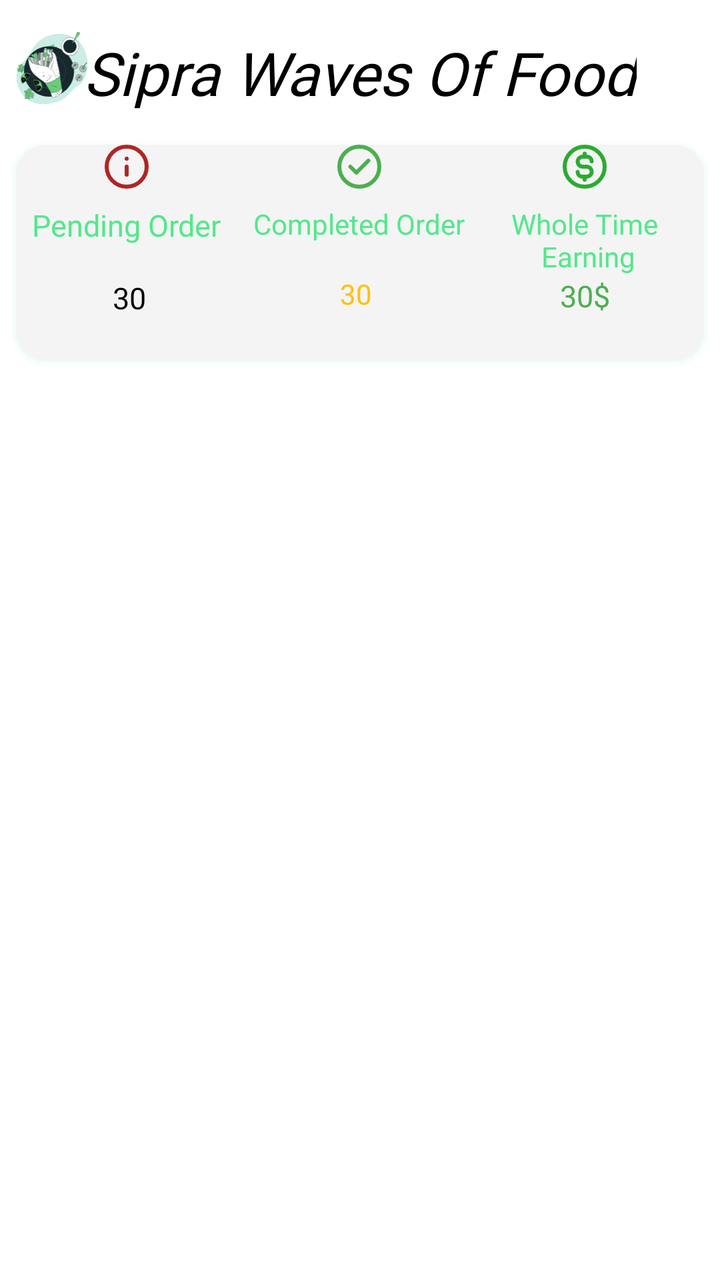
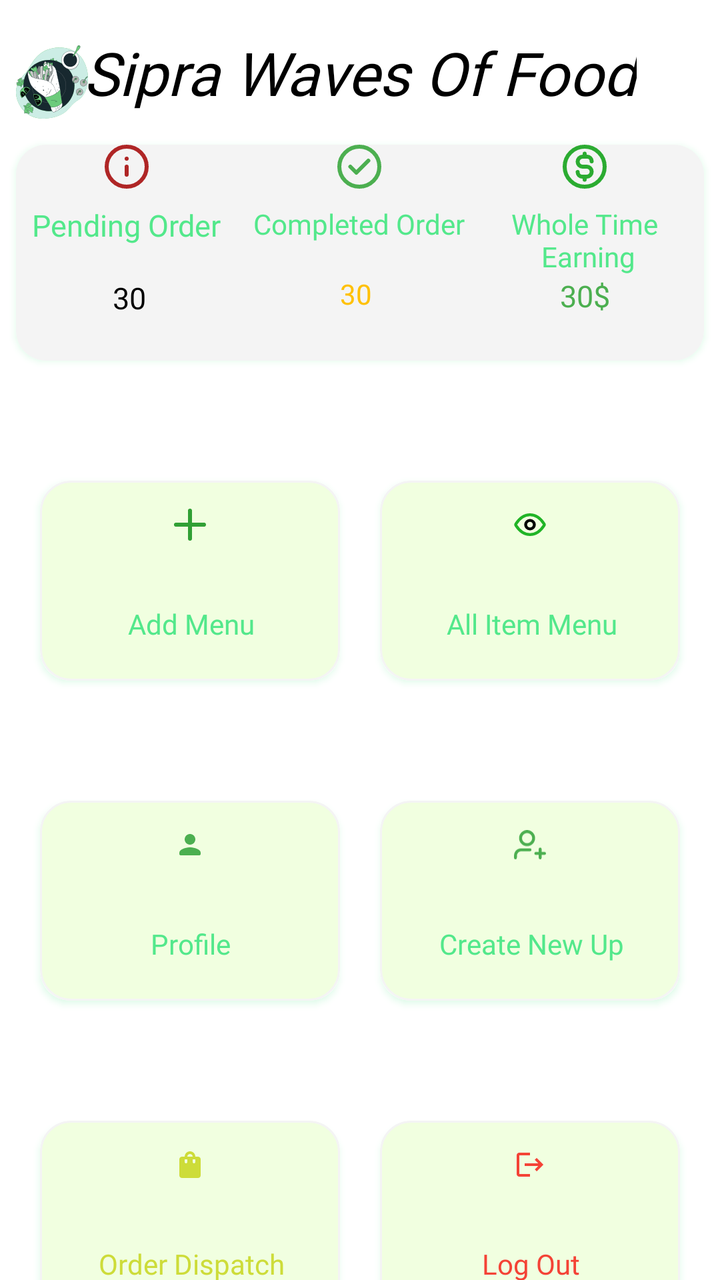

The first picture is an Android layout as it rendered before a commit; the second is the same layout after the commit. The layout source and the unified diff follow.
<!-- AndroidManifest.xml: application theme Theme.AdminWaveOfFood -->
<!-- res/layout/activity_main.xml -->
<?xml version="1.0" encoding="utf-8"?>
<androidx.constraintlayout.widget.ConstraintLayout xmlns:android="http://schemas.android.com/apk/res/android"
    xmlns:app="http://schemas.android.com/apk/res-auto"
    xmlns:tools="http://schemas.android.com/tools"
    android:id="@+id/main"
    android:background="@color/white"
    android:layout_width="match_parent"
    android:layout_height="match_parent"
    tools:context=".MainActivity">

    <ImageView
        android:id="@+id/imageView2"
        android:layout_width="36dp"
        android:layout_height="36dp"
        android:layout_marginLeft="8dp"
        android:layout_marginTop="16dp"
        android:src="@drawable/logo"
        app:layout_constraintStart_toStartOf="parent"
        app:layout_constraintTop_toTopOf="parent" />

    <TextView
        android:id="@+id/textView5"
        android:layout_width="wrap_content"
        android:layout_height="wrap_content"
        android:fontFamily="@font/merriweathersans_regular"
        android:text="Sipra Waves Of Food"
        android:textColor="@color/black"
        android:textSize="30dp"
        android:textStyle="italic"
        app:layout_constraintEnd_toEndOf="parent"
        app:layout_constraintStart_toStartOf="parent"
        app:layout_constraintTop_toTopOf="@+id/imageView2" />

    <androidx.cardview.widget.CardView
        android:layout_width="0dp"
        android:layout_height="108dp"
        android:layout_marginTop="16dp"
        app:cardCornerRadius="15dp"
        android:outlineSpotShadowColor="@color/textColor"
        android:layout_marginStart="8dp"
        android:layout_marginEnd="8dp"
        app:layout_constraintEnd_toEndOf="parent"
        app:layout_constraintStart_toStartOf="parent"
        app:layout_constraintTop_toBottomOf="@+id/textView5" >
        <androidx.constraintlayout.widget.ConstraintLayout
            android:layout_width="match_parent"
            android:layout_height="match_parent"
            android:background="#f4f4f4">
            <androidx.constraintlayout.widget.Guideline
                android:layout_width="match_parent"
                android:layout_height="wrap_content"
                android:orientation="horizontal"
                app:layout_constraintGuide_end="8dp"/>

            <androidx.constraintlayout.widget.Guideline
                android:id="@+id/guideline2"
                android:layout_width="match_parent"
                android:layout_height="wrap_content"
                android:orientation="vertical"
                app:layout_constraintGuide_begin="8dp" />

            <androidx.constraintlayout.widget.Guideline
                android:id="@+id/guideline3"
                android:layout_width="match_parent"
                android:layout_height="wrap_content"
                android:orientation="vertical"
                app:layout_constraintGuide_end="8dp" />

            <ImageView
                android:id="@+id/imageView3"
                android:layout_width="wrap_content"
                android:layout_height="wrap_content"
                android:src="@drawable/attantion"
                app:layout_constraintEnd_toEndOf="@+id/textView7"
                app:layout_constraintStart_toStartOf="@+id/guideline2"
                app:layout_constraintTop_toTopOf="parent" />

            <TextView
                android:id="@+id/textView7"
                android:layout_width="wrap_content"
                android:layout_height="wrap_content"
                android:fontFamily="@font/merriweathersans_regular"
                android:text="Pending Order"
                android:textColor="@color/textColor"
                android:textSize="15sp"
                android:layout_marginTop="8dp"
                app:layout_constraintStart_toStartOf="@+id/guideline2"
                app:layout_constraintTop_toBottomOf="@+id/imageView3" />

            <TextView
                android:id="@+id/textView6"
                android:layout_width="wrap_content"
                android:layout_height="wrap_content"
                android:layout_marginTop="16dp"
                android:fontFamily="@font/merriweathersans_regular"
                android:text="30"
                android:textColor="@color/black"
                android:textSize="15sp"
                app:layout_constraintEnd_toEndOf="@+id/textView7"
                app:layout_constraintHorizontal_bias="0.518"
                app:layout_constraintStart_toStartOf="@+id/guideline2"
                app:layout_constraintTop_toBottomOf="@+id/textView7" />

            <ImageView
                android:id="@+id/imageView4"
                android:layout_width="wrap_content"
                android:layout_height="wrap_content"
                android:src="@drawable/right"
                app:layout_constraintEnd_toEndOf="@+id/textView9"
                app:layout_constraintStart_toStartOf="@+id/textView9"
                app:layout_constraintTop_toTopOf="parent" />

            <TextView
                android:id="@+id/textView9"
                android:layout_width="wrap_content"
                android:layout_height="wrap_content"
                android:layout_marginStart="16dp"
                android:layout_marginTop="8dp"
                android:fontFamily="@font/merriweathersans_regular"
                android:text="Completed Order"
                android:textAlignment="center"
                android:textColor="@color/textColor"
                android:textSize="14sp"
                app:layout_constraintStart_toEndOf="@+id/textView7"
                app:layout_constraintTop_toBottomOf="@+id/imageView4"
                app:layout_goneMarginTop="8dp" />

            <TextView
                android:id="@+id/textView8"
                android:layout_width="wrap_content"
                android:layout_height="wrap_content"
                android:layout_marginTop="16dp"
                android:fontFamily="@font/merriweathersans_bold"
                android:text="30"
                android:textColor="#FFC107"
                app:layout_constraintEnd_toEndOf="@+id/textView9"
                app:layout_constraintHorizontal_bias="0.484"
                app:layout_constraintStart_toStartOf="@+id/textView9"
                app:layout_constraintTop_toBottomOf="@+id/textView9" />

            <ImageView
                android:id="@+id/imageView5"
                android:layout_width="wrap_content"
                android:layout_height="wrap_content"
                android:src="@drawable/dollar"
                app:layout_constraintEnd_toEndOf="@+id/textView10"
                app:layout_constraintStart_toStartOf="@+id/textView10"
                app:layout_constraintTop_toTopOf="parent" />

            <TextView
                android:id="@+id/textView10"
                android:layout_width="wrap_content"
                android:layout_height="wrap_content"
                android:fontFamily="@font/merriweathersans_regular"
                android:text="Whole Time\n Earning"
                android:textAlignment="center"
                android:textColor="@color/textColor"
                android:layout_marginTop="8dp"
                app:layout_constraintEnd_toEndOf="parent"
                app:layout_constraintStart_toEndOf="@+id/textView9"
                app:layout_constraintTop_toBottomOf="@+id/imageView5" />

            <TextView
                android:layout_width="wrap_content"
                android:layout_height="wrap_content"
                android:fontFamily="@font/merriweathersans_regular"
                android:text="30$"
                android:textColor="#4CAF50"
                android:textSize="15sp"
                app:layout_constraintEnd_toEndOf="@+id/textView10"
                app:layout_constraintStart_toStartOf="@+id/textView10"
                app:layout_constraintTop_toBottomOf="@+id/textView10" />




        </androidx.constraintlayout.widget.ConstraintLayout>
    </androidx.cardview.widget.CardView>

</androidx.constraintlayout.widget.ConstraintLayout>
<!-- resources referenced by this layout -->
<resources>
  <!-- unchanged entries left out for length: 9 -->
</resources>

<!-- the commit's change to res/layout/activity_main.xml (unified diff, before → after) -->
@@ -11,7 +11,7 @@
     <ImageView
         android:id="@+id/imageView2"
         android:layout_width="36dp"
-        android:layout_height="36dp"
+        android:layout_height="50dp"
         android:layout_marginLeft="8dp"
         android:layout_marginTop="16dp"
         android:src="@drawable/logo"
@@ -32,25 +32,28 @@
         app:layout_constraintTop_toTopOf="@+id/imageView2" />
 
     <androidx.cardview.widget.CardView
+        android:id="@+id/cardView"
         android:layout_width="0dp"
         android:layout_height="108dp"
+        android:layout_marginStart="8dp"
         android:layout_marginTop="16dp"
-        app:cardCornerRadius="15dp"
-        android:outlineSpotShadowColor="@color/textColor"
-        android:layout_marginStart="8dp"
         android:layout_marginEnd="8dp"
+        android:outlineSpotShadowColor="@color/textColor"
+        app:cardCornerRadius="15dp"
         app:layout_constraintEnd_toEndOf="parent"
         app:layout_constraintStart_toStartOf="parent"
-        app:layout_constraintTop_toBottomOf="@+id/textView5" >
+        app:layout_constraintTop_toBottomOf="@+id/textView5">
+
         <androidx.constraintlayout.widget.ConstraintLayout
             android:layout_width="match_parent"
             android:layout_height="match_parent"
             android:background="#f4f4f4">
+
             <androidx.constraintlayout.widget.Guideline
                 android:layout_width="match_parent"
                 android:layout_height="wrap_content"
                 android:orientation="horizontal"
-                app:layout_constraintGuide_end="8dp"/>
+                app:layout_constraintGuide_end="8dp" />
 
             <androidx.constraintlayout.widget.Guideline
                 android:id="@+id/guideline2"
@@ -79,11 +82,11 @@
                 android:id="@+id/textView7"
                 android:layout_width="wrap_content"
                 android:layout_height="wrap_content"
+                android:layout_marginTop="8dp"
                 android:fontFamily="@font/merriweathersans_regular"
                 android:text="Pending Order"
                 android:textColor="@color/textColor"
                 android:textSize="15sp"
-                android:layout_marginTop="8dp"
                 app:layout_constraintStart_toStartOf="@+id/guideline2"
                 app:layout_constraintTop_toBottomOf="@+id/imageView3" />
 
@@ -151,11 +154,11 @@
                 android:id="@+id/textView10"
                 android:layout_width="wrap_content"
                 android:layout_height="wrap_content"
+                android:layout_marginTop="8dp"
                 android:fontFamily="@font/merriweathersans_regular"
                 android:text="Whole Time\n Earning"
                 android:textAlignment="center"
                 android:textColor="@color/textColor"
-                android:layout_marginTop="8dp"
                 app:layout_constraintEnd_toEndOf="parent"
                 app:layout_constraintStart_toEndOf="@+id/textView9"
                 app:layout_constraintTop_toBottomOf="@+id/imageView5" />
@@ -172,9 +175,251 @@
                 app:layout_constraintTop_toBottomOf="@+id/textView10" />
 
 
-
-
-        </androidx.constraintlayout.widget.ConstraintLayout>
+        </androidx.constraintlayout.widget.ConstraintLayout>
+    </androidx.cardview.widget.CardView>
+
+    <androidx.cardview.widget.CardView
+        android:id="@+id/cardView3"
+        android:layout_width="150dp"
+        android:layout_height="100dp"
+        android:layout_marginTop="60dp"
+        android:outlineSpotShadowColor="@color/textColor"
+        app:cardCornerRadius="15dp"
+        app:layout_constraintEnd_toStartOf="@+id/cardView5"
+        app:layout_constraintHorizontal_bias="0.5"
+        app:layout_constraintStart_toStartOf="parent"
+        app:layout_constraintTop_toBottomOf="@+id/cardView">
+        <androidx.constraintlayout.widget.ConstraintLayout
+            android:layout_width="match_parent"
+            android:background="@drawable/green_card"
+            android:layout_height="match_parent">
+
+            <ImageView
+                android:id="@+id/imageView6"
+                android:layout_width="16dp"
+                android:layout_height="24dp"
+                android:layout_marginTop="10dp"
+                android:src="@drawable/plus"
+                app:layout_constraintEnd_toEndOf="parent"
+                app:layout_constraintStart_toStartOf="parent"
+                app:layout_constraintTop_toTopOf="parent" />
+
+            <TextView
+                android:id="@+id/textView11"
+                android:layout_width="wrap_content"
+                android:layout_height="wrap_content"
+                android:fontFamily="@font/merriweathersans_regular"
+                android:text="Add Menu"
+                android:layout_marginTop="28dp"
+                android:textColor="@color/textColor"
+                app:layout_constraintEnd_toEndOf="@+id/imageView6"
+                app:layout_constraintHorizontal_bias="0.49"
+                app:layout_constraintStart_toStartOf="@+id/imageView6"
+                app:layout_constraintTop_toBottomOf="@+id/imageView6" />
+        </androidx.constraintlayout.widget.ConstraintLayout>
+    </androidx.cardview.widget.CardView>
+
+    <androidx.cardview.widget.CardView
+        android:id="@+id/cardView5"
+        android:layout_width="150dp"
+        android:layout_height="100dp"
+        android:outlineSpotShadowColor="@color/textColor"
+        app:cardCornerRadius="15dp"
+        app:layout_constraintEnd_toEndOf="parent"
+        app:layout_constraintHorizontal_bias="0.5"
+        app:layout_constraintStart_toEndOf="@+id/cardView3"
+        app:layout_constraintTop_toTopOf="@+id/cardView3">
+        <androidx.constraintlayout.widget.ConstraintLayout
+            android:layout_width="match_parent"
+            android:background="@drawable/green_card"
+            android:layout_height="match_parent">
+
+            <ImageView
+                android:id="@+id/imageView7"
+                android:layout_width="16dp"
+                android:layout_height="24dp"
+                android:layout_marginTop="10dp"
+                android:src="@drawable/eye"
+                app:layout_constraintEnd_toEndOf="parent"
+                app:layout_constraintStart_toStartOf="parent"
+                app:layout_constraintTop_toTopOf="parent" />
+
+            <TextView
+                android:id="@+id/textView12"
+                android:layout_width="wrap_content"
+                android:layout_height="wrap_content"
+                android:fontFamily="@font/merriweathersans_regular"
+                android:text="All Item Menu"
+                android:layout_marginTop="28dp"
+                android:textColor="@color/textColor"
+                app:layout_constraintEnd_toEndOf="@+id/imageView7"
+                app:layout_constraintHorizontal_bias="0.49"
+                app:layout_constraintStart_toStartOf="@+id/imageView7"
+                app:layout_constraintTop_toBottomOf="@+id/imageView7" />
+        </androidx.constraintlayout.widget.ConstraintLayout>
+
+    </androidx.cardview.widget.CardView>
+
+    <androidx.cardview.widget.CardView
+        android:id="@+id/cardView2"
+        android:layout_width="150dp"
+        android:layout_height="100dp"
+        android:outlineSpotShadowColor="@color/textColor"
+        app:cardCornerRadius="15dp"
+        app:layout_constraintStart_toStartOf="@+id/cardView4"
+        app:layout_constraintTop_toTopOf="@+id/cardView6">
+        <androidx.constraintlayout.widget.ConstraintLayout
+            android:layout_width="match_parent"
+            android:background="@drawable/green_card"
+            android:layout_height="match_parent">
+
+            <ImageView
+                android:id="@+id/imageView10"
+                android:layout_width="16dp"
+                android:layout_height="24dp"
+                android:layout_marginTop="10dp"
+                android:src="@drawable/baseline_shopping_bag_24"
+                app:layout_constraintEnd_toEndOf="parent"
+                app:layout_constraintStart_toStartOf="parent"
+                app:layout_constraintTop_toTopOf="parent" />
+
+            <TextView
+                android:id="@+id/textView15"
+                android:layout_width="wrap_content"
+                android:layout_height="wrap_content"
+                android:fontFamily="@font/merriweathersans_regular"
+                android:text="Order Dispatch"
+                android:layout_marginTop="28dp"
+                android:textColor="#CDDC39"
+                app:layout_constraintEnd_toEndOf="@+id/imageView10"
+                app:layout_constraintHorizontal_bias="0.49"
+                app:layout_constraintStart_toStartOf="@+id/imageView10"
+                app:layout_constraintTop_toBottomOf="@+id/imageView10" />
+        </androidx.constraintlayout.widget.ConstraintLayout>
+
+    </androidx.cardview.widget.CardView>
+
+    <androidx.cardview.widget.CardView
+        android:id="@+id/cardView4"
+        android:layout_width="150dp"
+        android:layout_height="100dp"
+        android:layout_marginTop="60dp"
+        android:outlineSpotShadowColor="@color/textColor"
+        app:cardCornerRadius="15dp"
+        app:layout_constraintStart_toStartOf="@+id/cardView3"
+        app:layout_constraintTop_toBottomOf="@+id/cardView3">
+        <androidx.constraintlayout.widget.ConstraintLayout
+            android:layout_width="match_parent"
+            android:background="@drawable/green_card"
+            android:layout_height="match_parent">
+
+            <ImageView
+                android:id="@+id/imageView8"
+                android:layout_width="16dp"
+                android:layout_height="24dp"
+                android:layout_marginTop="10dp"
+                android:src="@drawable/round_person_24"
+                app:layout_constraintEnd_toEndOf="parent"
+                app:layout_constraintStart_toStartOf="parent"
+                app:layout_constraintTop_toTopOf="parent" />
+
+            <TextView
+                android:id="@+id/textView13"
+                android:layout_width="wrap_content"
+                android:layout_height="wrap_content"
+                android:fontFamily="@font/merriweathersans_regular"
+                android:text="Profile"
+                android:layout_marginTop="28dp"
+                android:textColor="@color/textColor"
+                app:layout_constraintEnd_toEndOf="@+id/imageView8"
+                app:layout_constraintHorizontal_bias="0.49"
+                app:layout_constraintStart_toStartOf="@+id/imageView8"
+                app:layout_constraintTop_toBottomOf="@+id/imageView8" />
+        </androidx.constraintlayout.widget.ConstraintLayout>
+
+    </androidx.cardview.widget.CardView>
+
+    <androidx.cardview.widget.CardView
+        android:id="@+id/cardView6"
+        android:layout_width="150dp"
+        android:layout_height="100dp"
+        android:layout_marginTop="60dp"
+        android:outlineSpotShadowColor="@color/textColor"
+        app:cardCornerRadius="15dp"
+        app:layout_constraintEnd_toEndOf="@+id/cardView7"
+        app:layout_constraintHorizontal_bias="1.0"
+        app:layout_constraintStart_toEndOf="@+id/cardView2"
+        app:layout_constraintTop_toBottomOf="@+id/cardView4">
+        <androidx.constraintlayout.widget.ConstraintLayout
+            android:layout_width="match_parent"
+            android:background="@drawable/green_card"
+            android:layout_height="match_parent">
+
+            <ImageView
+                android:id="@+id/imageView11"
+                android:layout_width="16dp"
+                android:layout_height="24dp"
+                android:layout_marginTop="10dp"
+                android:src="@drawable/baseline_logout_24"
+                app:layout_constraintEnd_toEndOf="parent"
+                app:layout_constraintStart_toStartOf="parent"
+                app:layout_constraintTop_toTopOf="parent" />
+
+            <TextView
+                android:id="@+id/textView16"
+                android:layout_width="wrap_content"
+                android:layout_height="wrap_content"
+                android:fontFamily="@font/merriweathersans_regular"
+                android:text="Log Out"
+                android:layout_marginTop="28dp"
+                android:textColor="#F44336"
+                app:layout_constraintEnd_toEndOf="@+id/imageView11"
+                app:layout_constraintHorizontal_bias="0.49"
+                app:layout_constraintStart_toStartOf="@+id/imageView11"
+                app:layout_constraintTop_toBottomOf="@+id/imageView11" />
+        </androidx.constraintlayout.widget.ConstraintLayout>
+
+    </androidx.cardview.widget.CardView>
+
+    <androidx.cardview.widget.CardView
+        android:id="@+id/cardView7"
+        android:layout_width="150dp"
+        android:layout_height="100dp"
+        android:outlineSpotShadowColor="@color/textColor"
+        app:cardCornerRadius="15dp"
+        app:layout_constraintEnd_toEndOf="@+id/cardView5"
+        app:layout_constraintHorizontal_bias="1.0"
+        app:layout_constraintStart_toEndOf="@+id/cardView4"
+        app:layout_constraintTop_toTopOf="@+id/cardView4">
+        <androidx.constraintlayout.widget.ConstraintLayout
+            android:layout_width="match_parent"
+            android:background="@drawable/green_card"
+            android:layout_height="match_parent">
+
+            <ImageView
+                android:id="@+id/imageView9"
+                android:layout_width="16dp"
+                android:layout_height="24dp"
+                android:layout_marginTop="10dp"
+                android:src="@drawable/user_plus"
+                app:layout_constraintEnd_toEndOf="parent"
+                app:layout_constraintStart_toStartOf="parent"
+                app:layout_constraintTop_toTopOf="parent" />
+
+            <TextView
+                android:id="@+id/textView14"
+                android:layout_width="wrap_content"
+                android:layout_height="wrap_content"
+                android:fontFamily="@font/merriweathersans_regular"
+                android:text="Create New Up"
+                android:layout_marginTop="28dp"
+                android:textColor="@color/textColor"
+                app:layout_constraintEnd_toEndOf="@+id/imageView9"
+                app:layout_constraintHorizontal_bias="0.49"
+                app:layout_constraintStart_toStartOf="@+id/imageView9"
+                app:layout_constraintTop_toBottomOf="@+id/imageView9" />
+        </androidx.constraintlayout.widget.ConstraintLayout>
+
     </androidx.cardview.widget.CardView>
 
 </androidx.constraintlayout.widget.ConstraintLayout>
<!-- resource entries referenced after the edit -->
@@ -1,5 +1,79 @@
 <!-- resources referenced by this layout -->
 <resources>
+  <!-- drawable baseline_logout_24 (drawable) -->
+  <vector xmlns:android="http://schemas.android.com/apk/res/android" android:autoMirrored="true" android:height="24dp" android:tint="#F44336" android:viewportHeight="24" android:viewportWidth="24" android:width="24dp">
+        
+      <path android:fillColor="@android:color/white" android:pathData="M17,7l-1.41,1.41L18.17,11H8v2h10.17l-2.58,2.58L17,17l5,-5zM4,5h8V3H4c-1.1,0 -2,0.9 -2,2v14c0,1.1 0.9,2 2,2h8v-2H4V5z"/>
+      
+  </vector>
+  <!-- drawable baseline_shopping_bag_24 (drawable) -->
+  <vector xmlns:android="http://schemas.android.com/apk/res/android" android:height="24dp" android:tint="#CDDC39" android:viewportHeight="24" android:viewportWidth="24" android:width="24dp">
+        
+      <path android:fillColor="@android:color/white" android:pathData="M18,6h-2c0,-2.21 -1.79,-4 -4,-4S8,3.79 8,6H6C4.9,6 4,6.9 4,8v12c0,1.1 0.9,2 2,2h12c1.1,0 2,-0.9 2,-2V8C20,6.9 19.1,6 18,6zM10,10c0,0.55 -0.45,1 -1,1s-1,-0.45 -1,-1V8h2V10zM12,4c1.1,0 2,0.9 2,2h-4C10,4.9 10.9,4 12,4zM16,10c0,0.55 -0.45,1 -1,1s-1,-0.45 -1,-1V8h2V10z"/>
+      
+  </vector>
+  <!-- drawable eye (drawable) -->
+  <vector xmlns:android="http://schemas.android.com/apk/res/android"
+      android:width="22dp"
+      android:height="16dp"
+      android:viewportWidth="22"
+      android:viewportHeight="16">
+    <path
+        android:pathData="M1.42,8.713C1.284,8.498 1.216,8.39 1.178,8.223C1.149,8.099 1.149,7.902 1.178,7.777C1.216,7.61 1.284,7.502 1.42,7.287C2.546,5.505 5.895,1 11,1C16.105,1 19.455,5.505 20.581,7.287C20.717,7.502 20.785,7.61 20.823,7.777C20.852,7.902 20.852,8.099 20.823,8.223C20.785,8.39 20.717,8.498 20.581,8.713C19.455,10.495 16.105,15 11,15C5.895,15 2.546,10.495 1.42,8.713Z"
+        android:strokeLineJoin="round"
+        android:strokeWidth="2"
+        android:fillColor="#00000000"
+        android:strokeColor="#20B426"
+        android:strokeLineCap="round"/>
+    <path
+        android:pathData="M11,11C12.657,11 14,9.657 14,8C14,6.343 12.657,5 11,5C9.344,5 8,6.343 8,8C8,9.657 9.344,11 11,11Z"
+        android:strokeLineJoin="round"
+        android:strokeWidth="2"
+        android:fillColor="#00000000"
+        android:strokeColor="#000000"
+        android:strokeLineCap="round"/>
+  </vector>
+  <!-- drawable green_card (drawable) -->
+  <?xml version="1.0" encoding="utf-8"?>
+  <shape xmlns:android="http://schemas.android.com/apk/res/android">
+  <corners android:radius="15dp"/>
+      <solid android:color="#F1FFE0"/>
+          <stroke android:color="#F4f4f4" android:width="1dp"/>
+  </shape>
+  <!-- drawable plus (drawable) -->
+  <vector xmlns:android="http://schemas.android.com/apk/res/android"
+      android:width="16dp"
+      android:height="16dp"
+      android:viewportWidth="16"
+      android:viewportHeight="16">
+    <path
+        android:pathData="M8,1V15M1,8H15"
+        android:strokeLineJoin="round"
+        android:strokeWidth="2"
+        android:fillColor="#00000000"
+        android:strokeColor="#31A035"
+        android:strokeLineCap="round"/>
+  </vector>
+  <!-- drawable round_person_24 (drawable) -->
+  <vector xmlns:android="http://schemas.android.com/apk/res/android" android:height="24dp" android:tint="#4CAF50" android:viewportHeight="24" android:viewportWidth="24" android:width="24dp">
+        
+      <path android:fillColor="@android:color/white" android:pathData="M12,12c2.21,0 4,-1.79 4,-4s-1.79,-4 -4,-4 -4,1.79 -4,4 1.79,4 4,4zM12,14c-2.67,0 -8,1.34 -8,4v1c0,0.55 0.45,1 1,1h14c0.55,0 1,-0.45 1,-1v-1c0,-2.66 -5.33,-4 -8,-4z"/>
+      
+  </vector>
+  <!-- drawable user_plus (drawable) -->
+  <vector xmlns:android="http://schemas.android.com/apk/res/android"
+      android:width="22dp"
+      android:height="20dp"
+      android:viewportWidth="22"
+      android:viewportHeight="20">
+    <path
+        android:pathData="M11,13.5H6.5C5.104,13.5 4.407,13.5 3.839,13.672C2.56,14.06 1.56,15.061 1.172,16.339C1,16.907 1,17.604 1,19M18,19V13M15,16H21M13.5,5.5C13.5,7.985 11.485,10 9,10C6.515,10 4.5,7.985 4.5,5.5C4.5,3.015 6.515,1 9,1C11.485,1 13.5,3.015 13.5,5.5Z"
+        android:strokeLineJoin="round"
+        android:strokeWidth="2"
+        android:fillColor="#00000000"
+        android:strokeColor="#4CAF50"
+        android:strokeLineCap="round"/>
+  </vector>
   <!-- unchanged entries left out for length: 9 -->
 </resources>
 
